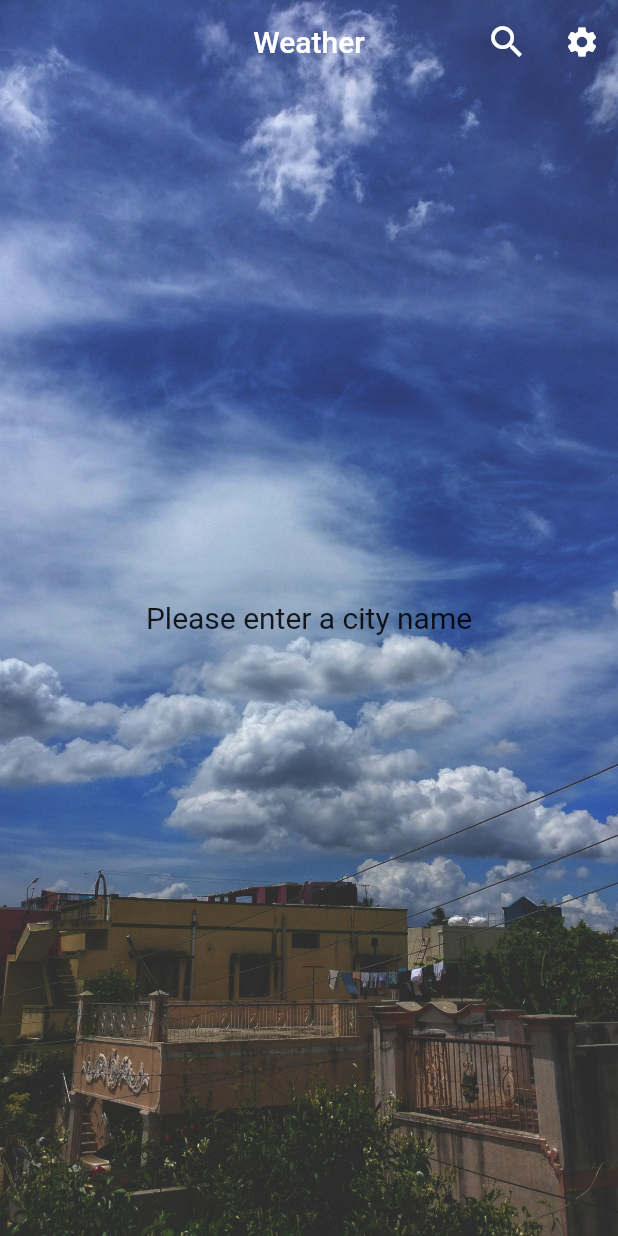
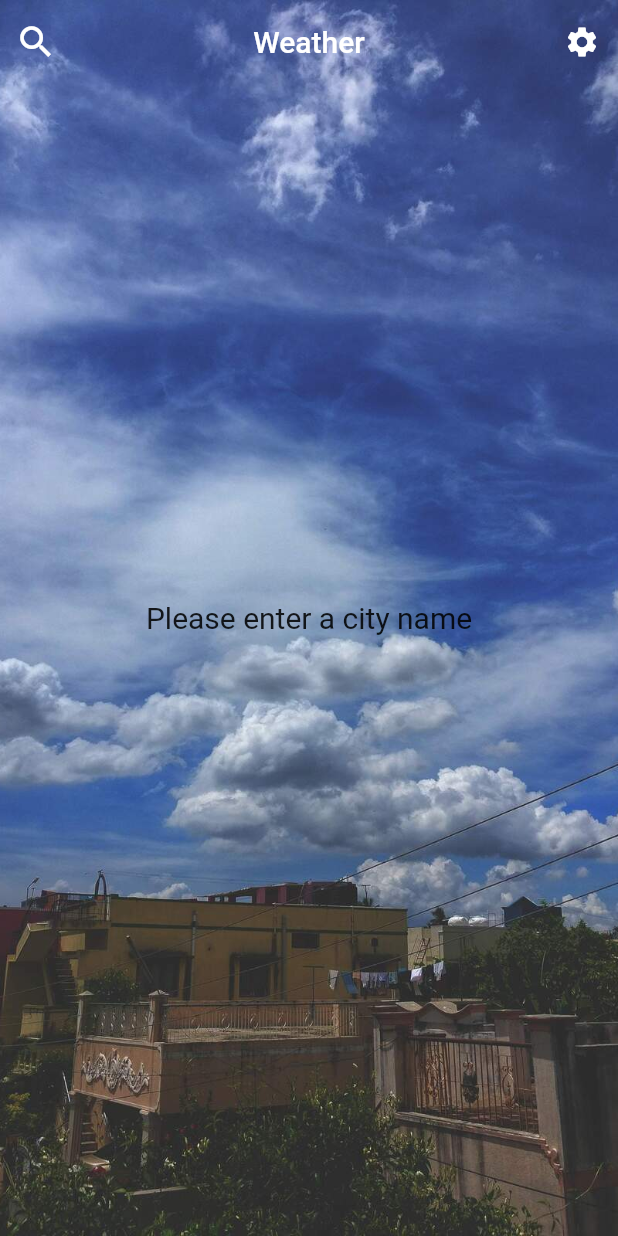
Before and after one commit to tduongtad1304/weather_apps, a Flutter app: the screen it shows after launch, after a tap on the "search" icon, on a phone screen of 412 x 824 dp. Run offline on Flutter 3.47's test engine with Material 2 defaults, Android fonts, the phone set to English and light mode, and no system bars; our stand-ins replace bloc, equatable, flutter_bloc; network calls fail.

Commit message:
change default settings & add resized img

```diff
--- a/lib/cubits/text_theme/text_theme_cubit.dart
+++ b/lib/cubits/text_theme/text_theme_cubit.dart
@@ -8,9 +8,9 @@ class TextThemeCubit extends Cubit<TextThemeState> {
 
   void changeTextTheme() {
     emit(state.copyWith(
-      textTheme: state.textTheme == TextThemes.Light
-          ? TextThemes.Dark
-          : TextThemes.Light,
+      textTheme: state.textTheme == TextThemes.Dark
+          ? TextThemes.Light
+          : TextThemes.Dark,
     ));
   }
 }
--- a/lib/cubits/text_theme/text_theme_state.dart
+++ b/lib/cubits/text_theme/text_theme_state.dart
@@ -17,7 +17,7 @@ class TextThemeState extends Equatable {
   List<Object> get props => [textTheme];
 
   factory TextThemeState.initial() =>
-      const TextThemeState(textTheme: TextThemes.Dark);
+      const TextThemeState(textTheme: TextThemes.Light);
 
   TextThemeState copyWith({
     TextThemes? textTheme,
--- a/lib/pages/home_page.dart
+++ b/lib/pages/home_page.dart
@@ -36,12 +36,7 @@ class _HomePageState extends State<HomePage> {
         extendBodyBehindAppBar: true,
         backgroundColor: Colors.white70.withOpacity(0.85),
         appBar: AppBar(
-          backgroundColor: Colors.transparent,
-          elevation: 0,
-          centerTitle: true,
-          title: const Text('Weather'),
-          actions: [
-            IconButton(
+          leading: IconButton(
             onPressed: () async {
               _cityName = await Navigator.push(
                   context, createRoute(const SearchPage()));
@@ -58,6 +53,11 @@ class _HomePageState extends State<HomePage> {
               ),
             ),
           ),
+          backgroundColor: Colors.transparent,
+          elevation: 0,
+          centerTitle: true,
+          title: const Text('Weather'),
+          actions: [
             IconButton(
               icon: const Icon(Icons.settings),
               onPressed: () {
```
Also changed, not shown: assets/images/cool.jpg, assets/images/hot.jpg. Lines whose indentation alone changed are shown as unchanged.
